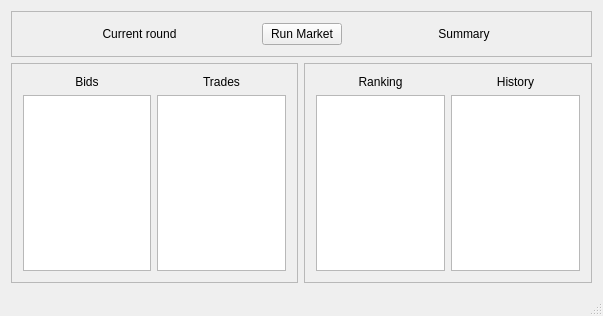
This is mainwindow.ui in Jackstrom/TradeGame as Qt 5 draws it before an edit. The edited form follows.
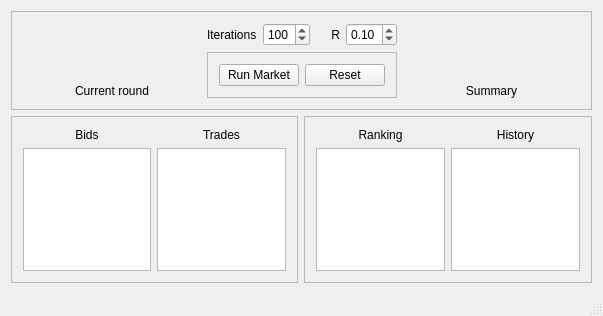
This is the edited form.

```diff
--- a/mainwindow.ui
+++ b/mainwindow.ui
@@ -36,7 +36,7 @@
        <enum>QFrame::Raised</enum>
       </property>
       <layout class="QGridLayout" name="gridLayout">
-       <item row="0" column="0">
+       <item row="2" column="0">
         <widget class="QLabel" name="lblRound">
          <property name="sizePolicy">
           <sizepolicy hsizetype="Preferred" vsizetype="Preferred">
@@ -48,11 +48,11 @@
           <string>Current round</string>
          </property>
          <property name="alignment">
-          <set>Qt::AlignCenter</set>
+          <set>Qt::AlignBottom|Qt::AlignHCenter</set>
          </property>
         </widget>
        </item>
-       <item row="0" column="2">
+       <item row="2" column="5">
         <widget class="QLabel" name="lblSummary">
          <property name="sizePolicy">
           <sizepolicy hsizetype="Preferred" vsizetype="Preferred">
@@ -64,17 +64,85 @@
           <string>Summary</string>
          </property>
          <property name="alignment">
-          <set>Qt::AlignCenter</set>
+          <set>Qt::AlignBottom|Qt::AlignHCenter</set>
          </property>
         </widget>
        </item>
        <item row="0" column="1">
-        <widget class="QPushButton" name="btnGo">
+        <widget class="QLabel" name="lblIterations">
          <property name="text">
-          <string>Run Market</string>
+          <string>Iterations</string>
          </property>
         </widget>
        </item>
+       <item row="0" column="2">
+        <widget class="QSpinBox" name="spinIterations">
+         <property name="maximum">
+          <number>999</number>
+         </property>
+         <property name="singleStep">
+          <number>1</number>
+         </property>
+         <property name="value">
+          <number>100</number>
+         </property>
+        </widget>
+       </item>
+       <item row="0" column="3">
+        <widget class="QLabel" name="labelR">
+         <property name="text">
+          <string>R</string>
+         </property>
+         <property name="alignment">
+          <set>Qt::AlignRight|Qt::AlignTrailing|Qt::AlignVCenter</set>
+         </property>
+        </widget>
+       </item>
+       <item row="0" column="4">
+        <widget class="QDoubleSpinBox" name="spinR">
+         <property name="maximum">
+          <double>1.000000000000000</double>
+         </property>
+         <property name="singleStep">
+          <double>0.010000000000000</double>
+         </property>
+         <property name="value">
+          <double>0.100000000000000</double>
+         </property>
+        </widget>
+       </item>
+       <item row="1" column="1" rowspan="2" colspan="4">
+        <widget class="QFrame" name="frame">
+         <property name="frameShape">
+          <enum>QFrame::StyledPanel</enum>
+         </property>
+         <property name="frameShadow">
+          <enum>QFrame::Raised</enum>
+         </property>
+         <layout class="QGridLayout" name="gridLayout_5">
+          <item row="0" column="1">
+           <widget class="QPushButton" name="btnReset">
+            <property name="text">
+             <string>Reset</string>
+            </property>
+           </widget>
+          </item>
+          <item row="0" column="0">
+           <widget class="QPushButton" name="btnGo">
+            <property name="sizePolicy">
+             <sizepolicy hsizetype="Minimum" vsizetype="Fixed">
+              <horstretch>0</horstretch>
+              <verstretch>0</verstretch>
+             </sizepolicy>
+            </property>
+            <property name="text">
+             <string>Run Market</string>
+            </property>
+           </widget>
+          </item>
+         </layout>
+        </widget>
+       </item>
       </layout>
      </widget>
     </item>
@@ -158,7 +226,16 @@
         </widget>
        </item>
        <item row="1" column="0">
-        <widget class="QListView" name="listRanking"/>
+        <widget class="QListView" name="listRanking">
+         <property name="enabled">
+          <bool>true</bool>
+         </property>
+         <property name="font">
+          <font>
+           <pointsize>9</pointsize>
+          </font>
+         </property>
+        </widget>
        </item>
        <item row="1" column="1">
         <widget class="QListView" name="listHistory"/>
```
Left out of the diff: 21 changed lines with no effect on the pictures.
